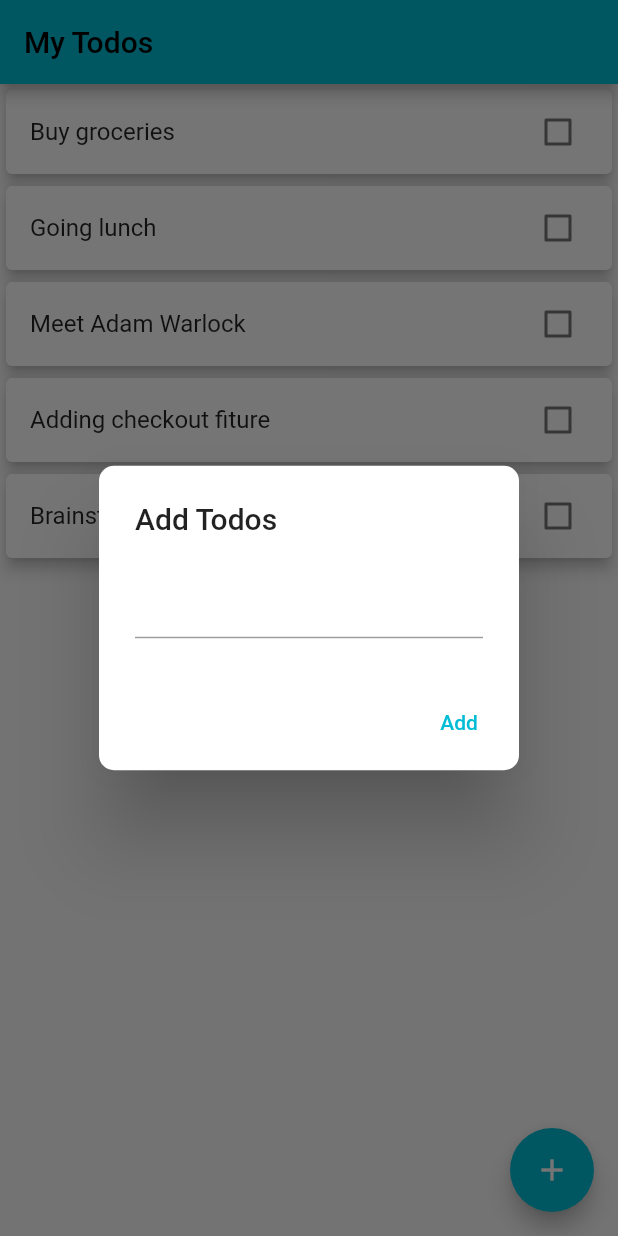
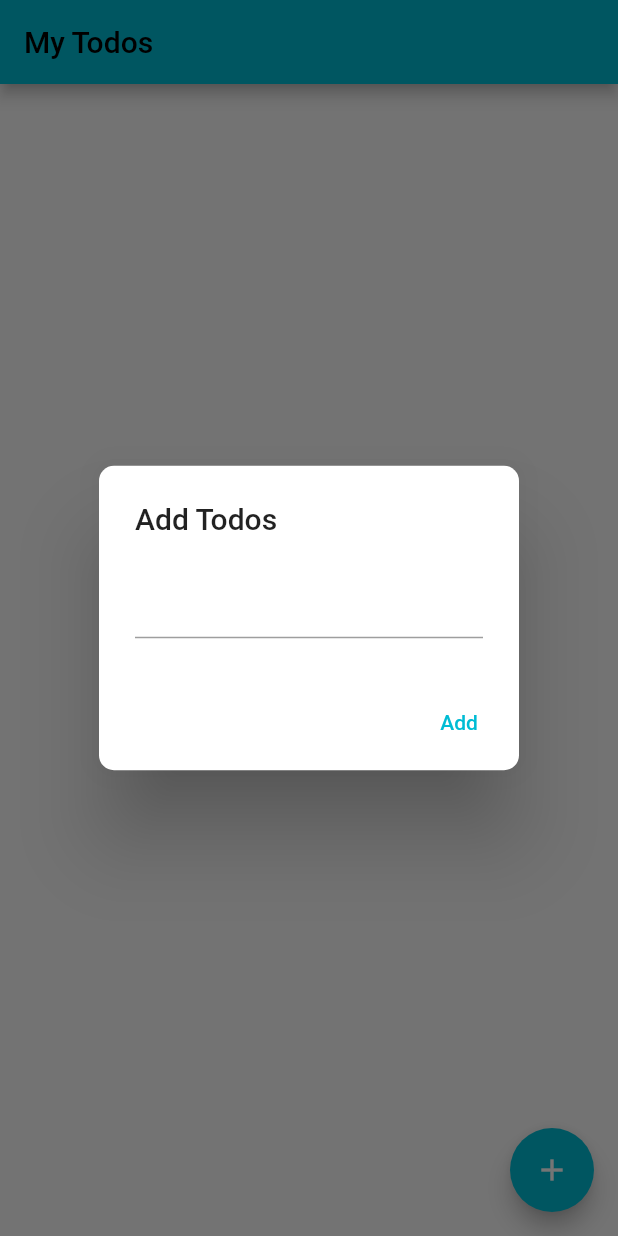
Before and after one commit to fdldestriana/todoapps, a Flutter app: the screen it shows after launch, after a tap on the "add" icon, on a phone screen of 412 x 824 dp. Run offline on Flutter 3.47's test engine with Material 2 defaults, Android fonts, the phone set to English and light mode, and no system bars; our stand-ins replace cloud_firestore, firebase_core; accounts and stored records are empty.

Commit message:
adding read from firestore function within the project

```diff
--- a/lib/model/checkbox_state.dart
+++ b/lib/model/checkbox_state.dart
@@ -2,5 +2,5 @@ class CheckboxState {
   String text;
   bool value;
 
-  CheckboxState({required this.text, this.value = false});
+  CheckboxState({required this.text, required this.value});
 }
--- a/lib/ui/home_page.dart
+++ b/lib/ui/home_page.dart
@@ -11,25 +11,10 @@ class HomePage extends StatefulWidget {
 }
 
 class _HomePageState extends State<HomePage> {
-  CheckboxState input = CheckboxState(text: '');
-  final checkboxes = [
-    CheckboxState(text: 'Buy groceries'),
-    CheckboxState(text: 'Going lunch'),
-    CheckboxState(text: 'Meet Adam Warlock'),
-    CheckboxState(text: 'Adding checkout fiture'),
-    CheckboxState(text: 'Brainstorming Solidity'),
-  ];
-
-  Widget buildSingleCheckBox(CheckboxState checkbox) {
-    return CheckboxListTile(
-        title: Text(checkbox.text),
-        value: checkbox.value,
-        onChanged: (value) {
-          setState(() {
-            checkbox.value = value!;
-          });
-        });
-  }
+  CheckboxState input = CheckboxState(
+    text: '',
+    value: false,
+  );
 
   @override
   Widget build(BuildContext context) {
@@ -39,16 +24,33 @@ class _HomePageState extends State<HomePage> {
       appBar: AppBar(
         title: const Text('My Todos'),
       ),
-      body: ListView.builder(
-          itemCount: checkboxes.length,
-          itemBuilder: (context, index) {
-            return Dismissible(
-              key: UniqueKey(),
-              child: Card(
-                  elevation: 4, child: buildSingleCheckBox(checkboxes[index])),
-              onDismissed: (direction) => checkboxes.removeAt(index),
-            );
-          }),
+      body: ListView(children: [
+        /// VIEW DATA HERE
+        FutureBuilder<QuerySnapshot>(
+            future: todos.get(),
+            builder: (context, snapshot) {
+              if (snapshot.hasData) {
+                return Column(
+                  children: snapshot.data!.docs
+                      .map((e) => Dismissible(
+                          key: UniqueKey(),
+                          child: Card(
+                              elevation: 4,
+                              child: CheckboxListTile(
+                                  title: Text(e.get('todos')),
+                                  value: e.get('isChecked'),
+                                  onChanged: (value) {
+                                    value = e.get('isChecked');
+                                  })),
+                          // ignore: avoid_returning_null_for_void
+                          onDismissed: (direction) => null))
+                      .toList(),
+                );
+              } else {
+                return const Text('Loading data');
+              }
+            })
+      ]),
       floatingActionButton: FloatingActionButton(
         onPressed: () {
           showDialog(
@@ -66,12 +68,10 @@ class _HomePageState extends State<HomePage> {
                   actions: <Widget>[
                     TextButton(
                         onPressed: () {
-                          setState(() {
-                            checkboxes.add(input);
-                            todos.add({"todos": input.text});
-                          });
-
-                          input = CheckboxState(text: '');
+                          /// ADD DATA HERE
+                          todos.add({'todos': input.text});
+                          todos.add({'isChecked': input.value});
+                          input = CheckboxState(text: '', value: false);
                           Navigator.of(context).pop();
                         },
                         child: const Text('Add'))
```
